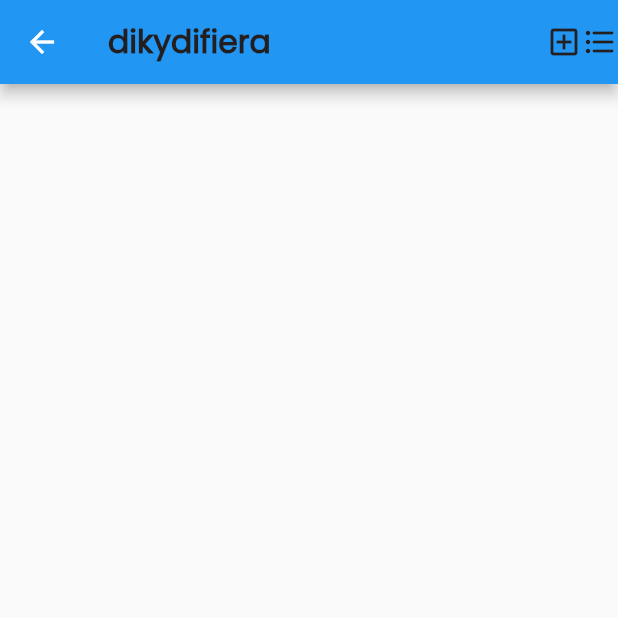
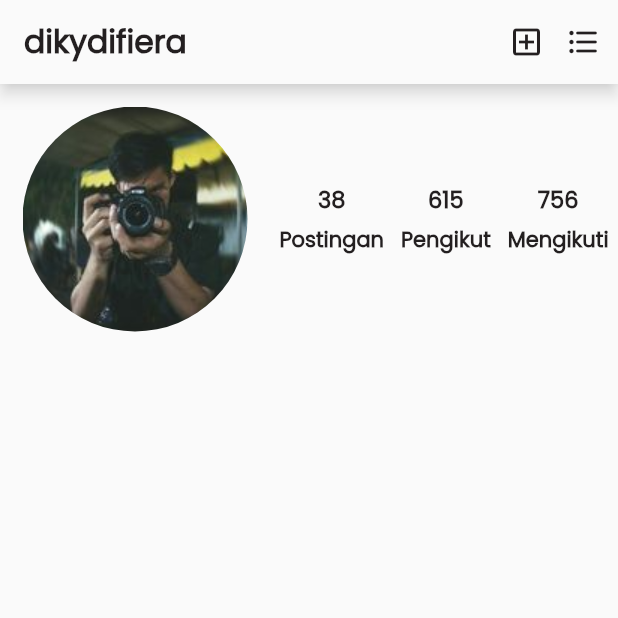
Before and after one commit to dikynugraha1111/AntarMahasiswa, a Flutter app: the IgProfile screen opened directly, on a phone screen of 412 x 824 dp, the top half of it. Run offline on Flutter 3.47's test engine with Material 2 defaults, Android fonts, the phone set to English and light mode, and no system bars; our stand-ins replace carousel_slider, curved_navigation_bar, google_fonts, hexcolor.

Commit message:
Update IgProfile Page - Added Statistic and Photo Profile

```diff
--- a/lib/main.dart
+++ b/lib/main.dart
@@ -1,3 +1,5 @@
+import 'view/ig_profile.dart';
+
 import 'view/register_page.dart';
 import 'package:flutter/material.dart';
 
@@ -12,7 +14,7 @@ class MyApp extends StatelessWidget {
     return MaterialApp(
       debugShowCheckedModeBanner: false,
       title: 'Antar Mahasiswa',
-      home: PesanPage(),
+      home: IgProfile(),
     );
   }
 }
--- a/lib/shared/theme.dart
+++ b/lib/shared/theme.dart
@@ -23,18 +23,27 @@ FontWeight black = FontWeight.w900;
 
 // noted AppBar
 AppBar appBar = AppBar(
+  foregroundColor: kWhiteColor,
+  shadowColor: kWhiteColor,
+  backgroundColor: kWhiteColor,
   title: Text(
     "dikydifiera",
     style: tBlacTextStyle.copyWith(fontWeight: bold, fontSize: 21),
   ),
   actions: [
-    Icon(
-      Icons.add_box_outlined,
-      color: kBlackColor,
+    Padding(
+      padding: EdgeInsets.symmetric(horizontal: 3.0),
+      child: Icon(
+        Icons.add_box_outlined,
+        color: kBlackColor,
+      ),
     ),
-    Icon(
-      Icons.format_list_bulleted_rounded,
-      color: kBlackColor,
+    Padding(
+      padding: EdgeInsets.symmetric(horizontal: 11.0),
+      child: Icon(
+        Icons.format_list_bulleted_rounded,
+        color: kBlackColor,
+      ),
     ),
   ],
 );
--- a/lib/view/ig_profile.dart
+++ b/lib/view/ig_profile.dart
@@ -1,5 +1,8 @@
+import '../widget/statistic.dart';
+
 import '../shared/theme.dart';
 import 'package:flutter/material.dart';
+import '../widget/custom_circle.dart';
 
 class IgProfile extends StatelessWidget {
   const IgProfile({Key? key}) : super(key: key);
@@ -7,11 +10,23 @@ class IgProfile extends StatelessWidget {
   @override
   Widget build(BuildContext context) {
     return Scaffold(
+      backgroundColor: kWhiteColor,
       appBar: appBar,
       body: ListView(
         primary: false,
         shrinkWrap: true,
-        children: [],
+        children: [
+          Row(
+            children: [
+              CustomCircle(
+                imageProvider: AssetImage("assets/profile_photo.jpg"),
+              ),
+              Expanded(
+                child: Statistic(),
+              ),
+            ],
+          ),
+        ],
       ),
     );
   }
--- /dev/null
+++ b/lib/widget/custom_circle.dart
@@ -0,0 +1,22 @@
+import 'package:flutter/material.dart';
+
+class CustomCircle extends StatelessWidget {
+  final ImageProvider<Object> imageProvider;
+  const CustomCircle({Key? key, required this.imageProvider}) : super(key: key);
+
+  @override
+  Widget build(BuildContext context) {
+    return Container(
+      margin: EdgeInsets.all(15.0),
+      width: 150.0,
+      height: 150.0,
+      decoration: new BoxDecoration(
+        shape: BoxShape.circle,
+        image: new DecorationImage(
+          fit: BoxFit.cover,
+          image: imageProvider,
+        ),
+      ),
+    );
+  }
+}
--- /dev/null
+++ b/lib/widget/statistic.dart
@@ -0,0 +1,53 @@
+import 'package:flutter/material.dart';
+import '../shared/theme.dart';
+
+class Statistic extends StatelessWidget {
+  const Statistic({Key? key}) : super(key: key);
+
+  @override
+  Widget build(BuildContext context) {
+    return Row(
+      mainAxisAlignment: MainAxisAlignment.spaceEvenly,
+      children: [
+        WidgetColumnStatistic(count: "38", title: "Postingan"),
+        WidgetColumnStatistic(count: "615", title: "Pengikut"),
+        WidgetColumnStatistic(count: "756", title: "Mengikuti"),
+      ],
+    );
+  }
+}
+
+class WidgetColumnStatistic extends StatelessWidget {
+  final String count;
+  final String title;
+  const WidgetColumnStatistic(
+      {Key? key, required this.count, required this.title})
+      : super(key: key);
+
+  @override
+  Widget build(BuildContext context) {
+    return Container(
+      margin: EdgeInsets.symmetric(horizontal: 5.0),
+      child: Column(
+        children: [
+          Text(
+            count,
+            style: tBlacTextStyle.copyWith(
+              fontSize: 15,
+              fontWeight: semiBold,
+            ),
+            textAlign: TextAlign.center,
+          ),
+          SizedBox(
+            height: 5.0,
+          ),
+          Text(
+            title,
+            style:
+                tBlacTextStyle.copyWith(fontSize: 14.0, fontWeight: semiBold),
+          ),
+        ],
+      ),
+    );
+  }
+}
--- a/pubspec.yaml
+++ b/pubspec.yaml
@@ -51,6 +51,7 @@ flutter:
   # To add assets to your application, add an assets section, like this:
   assets:
     - img/success.gif
+    - assets/
   #   - images/a_dot_ham.jpeg
 
   # An image asset can refer to one or more resolution-specific "variants", see
```
Also changed, not shown: assets/grid_photo.jpg (renamed from assets/gridPhoto.jpg), assets/profile_photo.jpg (renamed from assets/profilePhoto.jpg).
